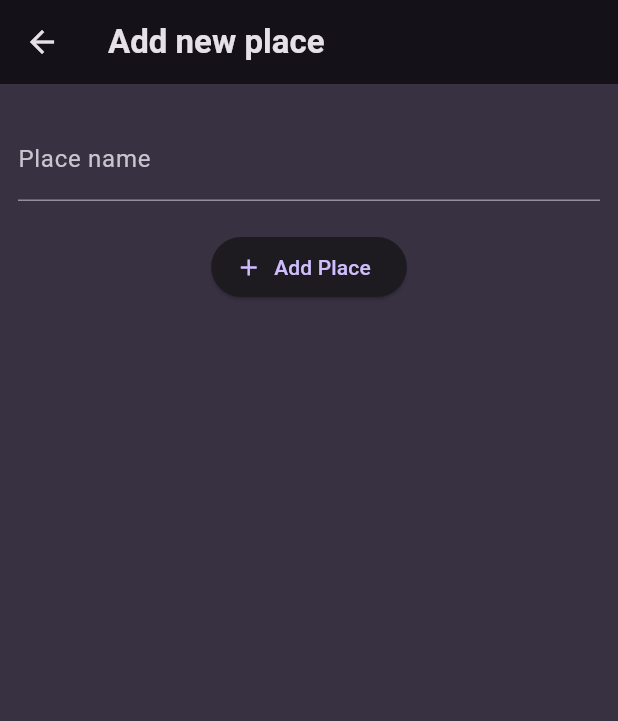
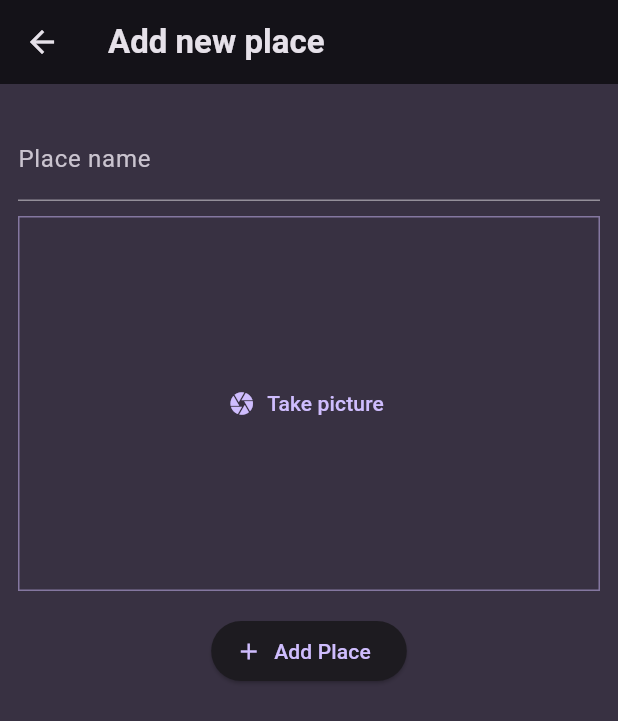
Before and after one commit to agata-miko/tcg_favorite_places, a Flutter app: the AddPlaceScreen screen opened directly, on a phone screen of 412 x 824 dp. Shown: the top 721 px of the screen. Run offline on Flutter 3.47's test engine with Material 3 defaults, Android fonts, the light colour scheme and no system bars; our stand-ins replace flutter_riverpod, google_fonts.

Commit message:
'pick an image' input added (240)

```diff
--- a/lib/screens/add_place_screen.dart
+++ b/lib/screens/add_place_screen.dart
@@ -1,6 +1,7 @@
 import 'package:flutter/material.dart';
 import 'package:flutter_riverpod/flutter_riverpod.dart';
 import 'package:tcg_favorite_places/providers/user_places.dart';
+import 'package:tcg_favorite_places/widgets/image_input.dart';
 
 
 class AddPlaceScreen extends ConsumerStatefulWidget {
@@ -45,7 +46,9 @@
               controller: _titleController,
               style: TextStyle(color: Theme.of(context).colorScheme.onBackground),
             ),
-            const SizedBox(height: 20,),
+            const SizedBox(height: 10),
+            const ImageInput(),
+            const SizedBox(height: 16,),
             Container(
               constraints: const BoxConstraints(
                 maxWidth: 145,
--- /dev/null
+++ b/lib/widgets/image_input.dart
@@ -0,0 +1,35 @@
+import 'package:flutter/material.dart';
+
+class ImageInput extends StatefulWidget {
+  const ImageInput({Key? key}) : super(key: key);
+
+  @override
+  State<ImageInput> createState() => _ImageInputState();
+}
+
+class _ImageInputState extends State<ImageInput> {
+
+  void _takePicture() {
+
+  }
+
+  @override
+  Widget build(BuildContext context) {
+    return Container(
+      decoration: BoxDecoration(
+        border: Border.all(
+          width: 1,
+          color: Theme.of(context).colorScheme.primary.withOpacity(0.5),
+        ),
+      ),
+      height: 250,
+      width: double.infinity,
+      alignment: Alignment.center,
+      child: TextButton.icon(
+        icon: const Icon(Icons.camera),
+        label: const Text('Take picture'),
+        onPressed: _takePicture,
+      ),
+    );
+  }
+}
```
